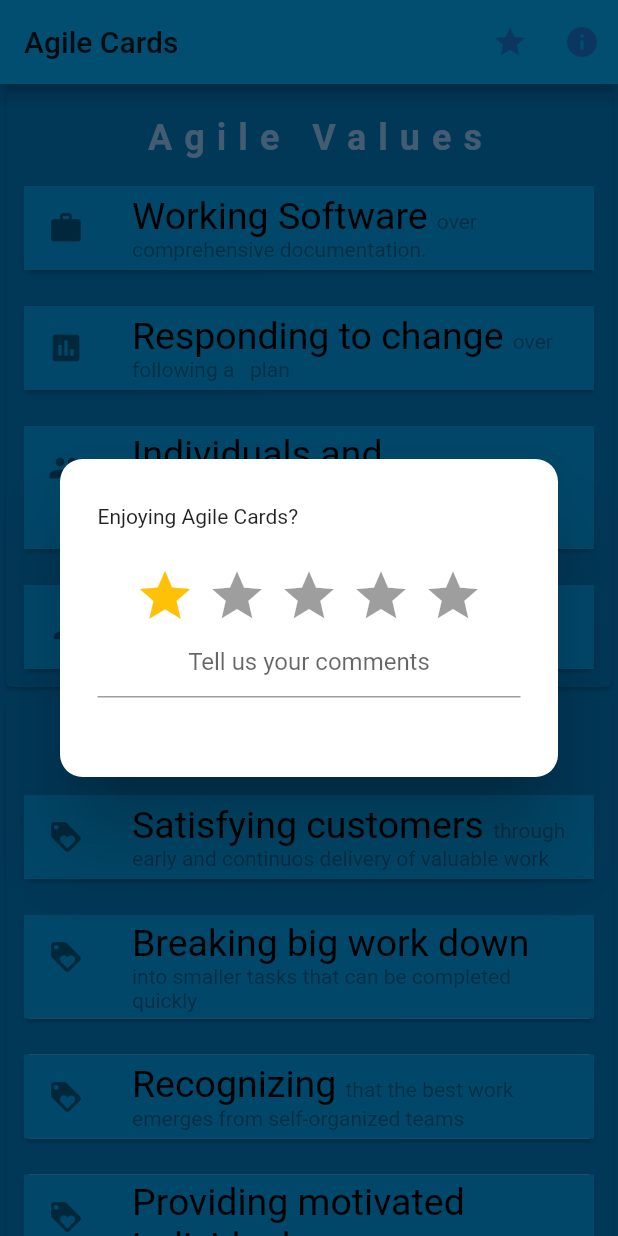
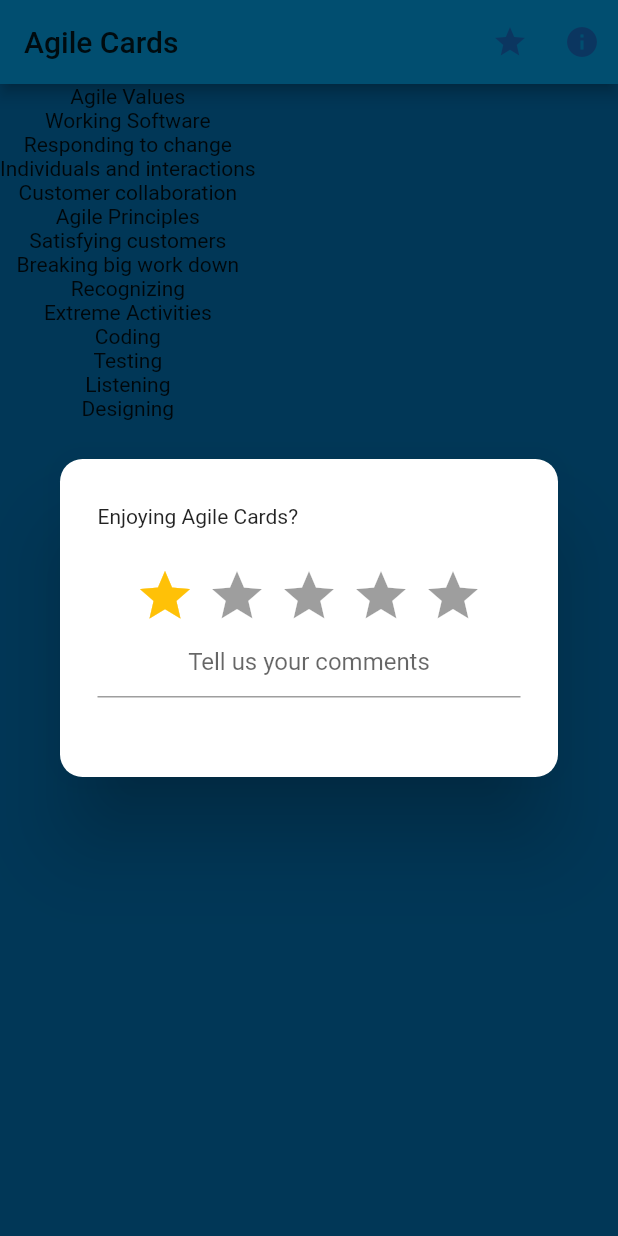
Before and after one commit to ammanath/agileCards, a Flutter app: the screen it shows after launch, after a tap on the "star" icon, on a phone screen of 412 x 824 dp. Run offline on Flutter 3.47's test engine with Material 2 defaults, Android fonts, the phone set to English and light mode, and no system bars; drawn by our look-alikes of rating_dialog; our stand-ins replace animated_text_kit, google_fonts; missing offline and left inert: launch_review.

Commit message:
refactor to use datastructure ItemData

```diff
--- a/lib/DataListWidget.dart
+++ b/lib/DataListWidget.dart
@@ -1,31 +1,64 @@
 import 'package:agile_cards/dataCardWidget.dart';
 import 'package:agile_cards/dataText.dart';
+import 'package:agile_cards/itemData.dart';
 import 'package:flutter/material.dart';
 
 class DataListWidget extends StatelessWidget {
   DataListWidget({
     Key key,
-    @required this.dataText,
+    @required this.itemDataList,
   }) : super(key: key);
 
-  final List<DataText> dataText;
+  final List<ItemData> itemDataList;
 
   @override
   Widget build(BuildContext context) {
-    var dataValues = dataText.take(4);
-    var dataPrinciples = dataText.sublist(4);
+    List<ItemData> temp = [];
+    List<Widget> widgets = [];
+    String title = '';
+    var dataCardWidget;
+    var last = itemDataList.last;
+    itemDataList.forEach((element) {
+      if (title == '') {
+        title = element.title;
+      }
+      if (title == element.title) {
+        temp.add(element);
+      }
+      if ((title != element.title) || element == last) {
+        widgets.addAll(convertToWidgets(temp));
+        //TODO:Add Data Card Widgets
+        //dataCardWidget = DataCardWidget(dataCardList: temp);
+        //widgets.add(dataCardWidget);
+        temp.clear();
+        title = element.title;
+        temp.add(element);
+      }
+    });
 
-    var headerAgileValues = "Agile Values";
-    var headerAgilePrinciples = "Agile Principles";
+    // var dataValues = itemDataList.take(4);
+    // var dataPrinciples = itemDataList.sublist(4);
 
-    var cardList = [
-      DataCardWidget(headerCard: headerAgileValues, dataCard: dataValues),
-      DataCardWidget(
-          headerCard: headerAgilePrinciples, dataCard: dataPrinciples),
-    ];
+    // var headerAgileValues = "Agile Values";
+    // var headerAgilePrinciples = "Agile Principles";
+
+    // var cardList = [
+    //   DataCardWidget(headerCard: headerAgileValues, dataCard: dataValues),
+    //   DataCardWidget(
+    //       headerCard: headerAgilePrinciples, dataCard: dataPrinciples),
+    // ];
 
     return Column(
-      children: cardList,
+      children: widgets,
     );
   }
+
+  Iterable<Widget> convertToWidgets(List<ItemData> temp) {
+    List<Widget> li = [];
+    temp.forEach((element) {
+      li.add(Text(
+          element.primaryText == '' ? element.title : element.primaryText));
+    });
+    return li;
+  }
 }
--- a/lib/agileCardsHomeWidget.dart
+++ b/lib/agileCardsHomeWidget.dart
@@ -1,6 +1,7 @@
 import 'package:agile_cards/DataListWidget.dart';
 import 'package:agile_cards/dataText.dart';
 import 'package:agile_cards/dataValues.dart';
+import 'package:agile_cards/itemData.dart';
 import 'package:flutter/material.dart';
 import 'package:launch_review/launch_review.dart';
 import 'package:rating_dialog/rating_dialog.dart';
@@ -8,10 +9,10 @@ import 'package:rating_dialog/rating_dialog.dart';
 class AgileCardsHomeWidget extends StatelessWidget {
   @override
   Widget build(BuildContext context) {
-    List<DataText> dataText1 = DataValues().getAgileValues();
+    List<ItemData> dataText1 = DataValues().getItemValues();
 
     var dlw = DataListWidget(
-      dataText: dataText1,
+      itemDataList: dataText1,
     );
 
     return SafeArea(
--- a/lib/dataCardWidget.dart
+++ b/lib/dataCardWidget.dart
@@ -1,17 +1,16 @@
 import 'package:agile_cards/agileCardWidget.dart';
 import 'package:agile_cards/dataText.dart';
 import 'package:agile_cards/headerTextWidget.dart';
+import 'package:agile_cards/itemData.dart';
 import 'package:flutter/material.dart';
 
 class DataCardWidget extends StatelessWidget {
   const DataCardWidget({
     Key key,
-    @required this.headerCard,
-    @required this.dataCard,
+    @required this.dataCardList,
   }) : super(key: key);
 
-  final String headerCard;
-  final Iterable<DataText> dataCard;
+  final Iterable<ItemData> dataCardList;
 
   @override
   Widget build(BuildContext context) {
@@ -21,11 +20,11 @@ class DataCardWidget extends StatelessWidget {
           children: List.from([
             Padding(
               padding: const EdgeInsets.fromLTRB(8.0, 18.0, 0.0, 6.0),
-              child: HeaderTextWidget(headerCardTitle: headerCard),
+              child: HeaderTextWidget(headerCardTitle: dataCardList.first.title),
             )
           ])
-            ..addAll(dataCard
-                .map((element) => AgileCardWidget(dataText: element))
+            ..addAll(dataCardList
+                .map((element) => Text(element.primaryText))//AgileCardWidget(dataText: element))
                 .toList()),
         ));
   }
--- a/lib/dataValues.dart
+++ b/lib/dataValues.dart
@@ -62,7 +62,6 @@ class DataValues {
     return dataText1;
   }
 
-//TODO: We need to refactor the DataText to be replaced by ItemData data structure.
   List<ItemData> getItemValues() {
     var agileValues = [
       ItemData(
```
